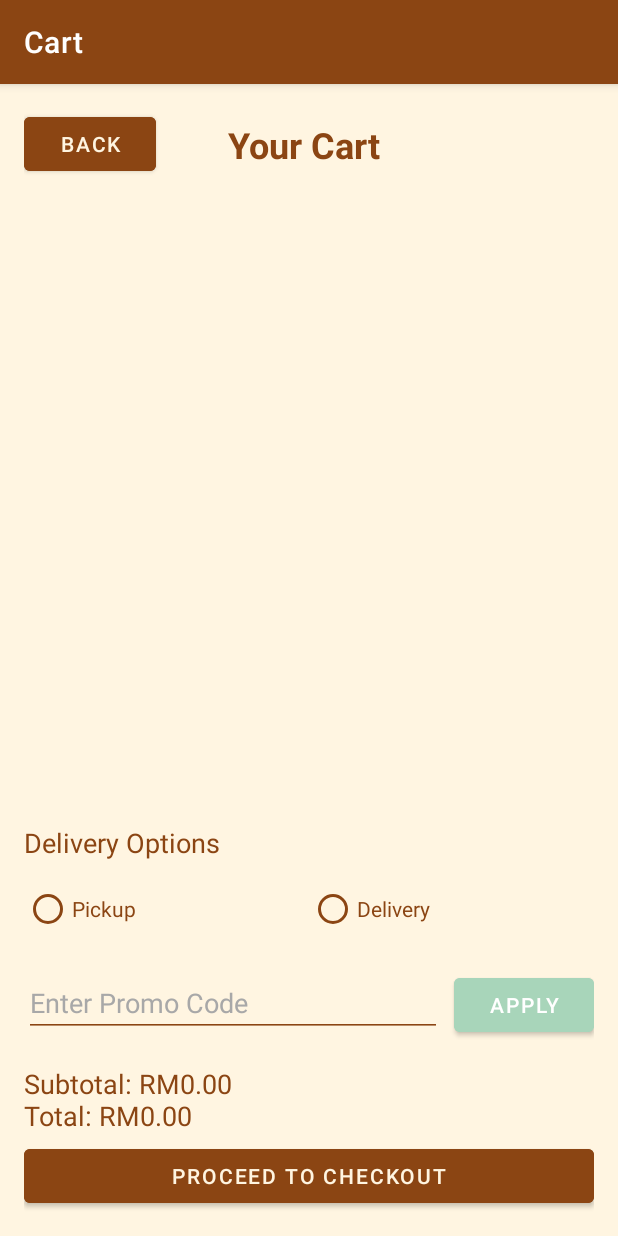
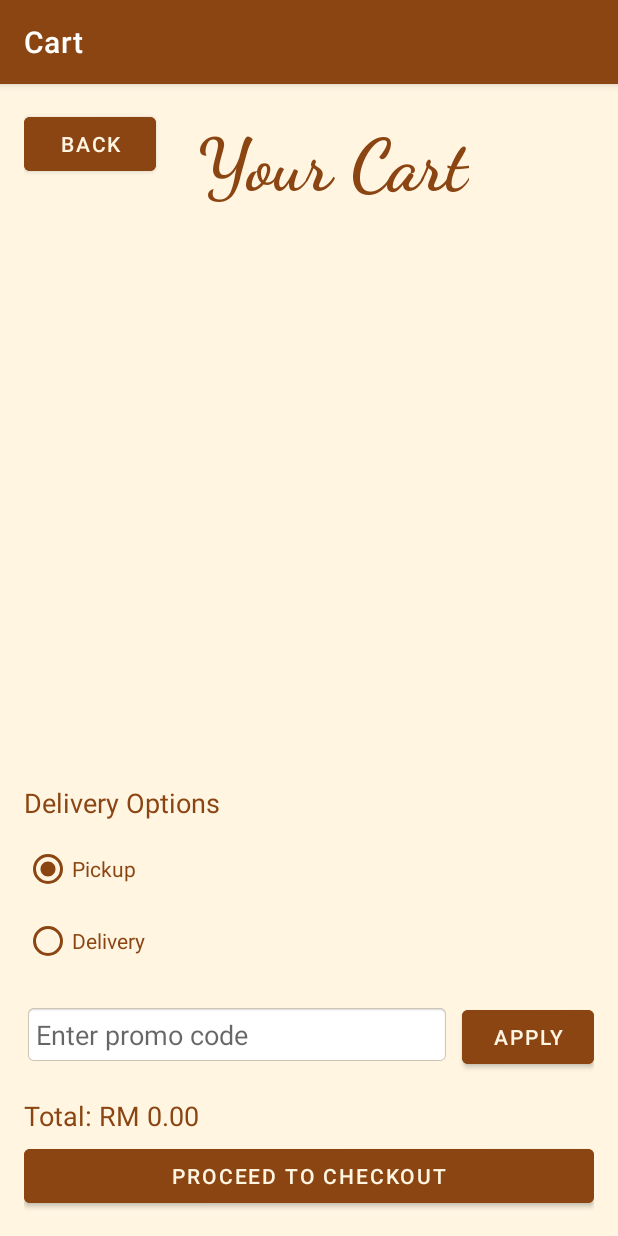
Before and after one commit to Jameschoong7/Mobile_Assignment_2, an Android app: the CartActivity screen opened directly, with no data from a screen before it, on a phone screen of 412 x 824 dp. Run offline under Robolectric (Android 15) with nearby library versions, the phone set to English and light mode, and no system bars.

Commit message:
can add to cart, can place order, database updated,user id not yet synchorize with database

```diff
--- a/app/src/main/java/com/cet3014n/assignment1/CartActivity.kt
+++ b/app/src/main/java/com/cet3014n/assignment1/CartActivity.kt
@@ -2,11 +2,8 @@ package com.cet3014n.assignment1
 
 import android.content.Intent
 import android.os.Bundle
-import android.widget.Button
-import android.widget.EditText
-import android.widget.RadioGroup
-import android.widget.TextView
-import android.widget.Toast
+import android.view.View
+import android.widget.*
 import androidx.appcompat.app.AppCompatActivity
 import androidx.recyclerview.widget.LinearLayoutManager
 import androidx.recyclerview.widget.RecyclerView
@@ -18,6 +15,9 @@ class CartActivity : AppCompatActivity() {
     private lateinit var proceedButton: Button
     private lateinit var cartAdapter: CartAdapter
     private lateinit var backButton: Button
+    private lateinit var deliveryRadioGroup: RadioGroup
+    private lateinit var addressInputLayout: LinearLayout
+    private lateinit var deliveryAddressEditText: EditText
 
     private val promoCodes = mapOf(
         "SAVE10" to 0.10,
@@ -27,91 +27,103 @@ class CartActivity : AppCompatActivity() {
 
     private var appliedDiscount: Double = 0.0
     private var appliedPromoCode: String? = null
+    private var deliveryAddress: String? = null
 
     override fun onCreate(savedInstanceState: Bundle?) {
         super.onCreate(savedInstanceState)
         setContentView(R.layout.activity_cart)
 
+        // Initialize views
         val recyclerView = findViewById<RecyclerView>(R.id.recycler_view_cart)
         totalAmountTextView = findViewById(R.id.total_amount)
         promoCodeEditText = findViewById(R.id.promo_code)
         applyPromoButton = findViewById(R.id.apply_promo)
         proceedButton = findViewById(R.id.proceed_button)
         backButton = findViewById(R.id.back_button)
+        deliveryRadioGroup = findViewById(R.id.delivery_radio_group)
+        addressInputLayout = findViewById(R.id.address_input_layout)
+        deliveryAddressEditText = findViewById(R.id.delivery_address)
 
+        // Setup RecyclerView
+        recyclerView.layoutManager = LinearLayoutManager(this)
+        cartAdapter = CartAdapter()
+        recyclerView.adapter = cartAdapter
+
+        // Setup back button
         backButton.setOnClickListener {
             finish()
         }
 
-        recyclerView.layoutManager = LinearLayoutManager(this)
-        cartAdapter = CartAdapter()
-        recyclerView.adapter = cartAdapter
+        // Setup delivery radio group listener
+        deliveryRadioGroup.setOnCheckedChangeListener { group, checkedId ->
+            when (checkedId) {
+                R.id.pickup_radio -> {
+                    addressInputLayout.visibility = View.GONE
+                    deliveryAddress = null
+                }
+                R.id.delivery_radio -> {
+                    addressInputLayout.visibility = View.VISIBLE
 
-        val deliveryRadioGroup = findViewById<RadioGroup>(R.id.delivery_radio_group)
+                }
+            }
+        }
 
+        // Setup promo code button
         applyPromoButton.setOnClickListener {
-            val promoCode = promoCodeEditText.text.toString().trim().uppercase()
-            if (promoCode.isEmpty()) {
-                Toast.makeText(this, "Please enter a promo code", Toast.LENGTH_SHORT).show()
-                return@setOnClickListener
+            val promoCode = promoCodeEditText.text.toString().trim()
+            if (promoCode.isNotEmpty()) {
+                val discount = promoCodes[promoCode]
+                if (discount != null) {
+                    appliedDiscount = discount
+                    appliedPromoCode = promoCode
+                    Toast.makeText(this, "Promo code applied!", Toast.LENGTH_SHORT).show()
+                    updateTotalAmount()
+                } else {
+                    Toast.makeText(this, "Invalid promo code", Toast.LENGTH_SHORT).show()
+                }
+            }
+        }
+
+        // Setup proceed button
+        proceedButton.setOnClickListener {
+            deliveryAddress = deliveryAddressEditText.text.toString()
+            val deliveryOption = if (deliveryRadioGroup.checkedRadioButtonId == R.id.delivery_radio) {
+                if (deliveryAddress.isNullOrEmpty()) {
+                    Toast.makeText(this, "Please enter delivery address", Toast.LENGTH_SHORT).show()
+                    return@setOnClickListener
+                }
+                "Delivery"
+            } else {
+                "Pickup"
             }
 
-            val discount = promoCodes[promoCode]
-            if (discount != null) {
-                appliedDiscount = discount
-                appliedPromoCode = promoCode
-                Toast.makeText(this, "Promo code $promoCode applied! ${(discount * 100).toInt()}% off", Toast.LENGTH_SHORT).show()
-            } else {
-                appliedDiscount = 0.0
-                appliedPromoCode = null
-                Toast.makeText(this, "Invalid promo code", Toast.LENGTH_SHORT).show()
+            val intent = Intent(this, CheckoutActivity::class.java).apply {
+                putExtra("deliveryOption", deliveryOption)
+                putExtra("deliveryAddress", deliveryAddress)
+                putExtra("subtotal", calculateSubtotal())
+                putExtra("total", calculateTotal())
+                putExtra("promoCode", appliedPromoCode)
+                putExtra("discount", appliedDiscount)
             }
-
-            updateTotalAmount(CartManager.getItems())
-        }
-
-        proceedButton.setOnClickListener {
-            val deliveryOption = when (deliveryRadioGroup.checkedRadioButtonId) {
-                R.id.radio_pickup -> "Pickup"
-                R.id.radio_delivery -> "Delivery"
-                else -> {
-                    Toast.makeText(this, "Please select a delivery option", Toast.LENGTH_SHORT).show()
-                    return@setOnClickListener
-                }
-            }
-            val intent = Intent(this, CheckoutActivity::class.java)
-            intent.putExtra("deliveryOption", deliveryOption)
-            val cartItems = CartManager.getItems()
-            val subtotal = cartItems.sumOf { it.first.price * it.second }
-            val total = subtotal * (1 - appliedDiscount)
-            intent.putExtra("subtotal", subtotal)
-            intent.putExtra("total", total)
-            intent.putExtra("promoCode", appliedPromoCode)
-            intent.putExtra("discount", appliedDiscount)
             startActivity(intent)
         }
 
-        updateTotalAmount(CartManager.getItems())
+        // Update initial total amount
+        updateTotalAmount()
     }
 
-    fun updateTotalAmount(cartItems: List<Pair<Product, Int>>) {
-        val subtotal = cartItems.sumOf { it.first.price * it.second }
-        val discountAmount = subtotal * appliedDiscount
-        val total = subtotal - discountAmount
-        totalAmountTextView.text = buildString {
-            append("Subtotal: RM%.2f".format(subtotal))
-            if (appliedDiscount > 0) {
-                append("\nDiscount: -RM%.2f".format(discountAmount))
-                append("\nTotal: RM%.2f".format(total))
-            } else {
-                append("\nTotal: RM%.2f".format(total))
-            }
-        }
+    private fun calculateSubtotal(): Double {
+        return CartManager.getItems().sumOf { (item, quantity) -> item.price * quantity }
     }
 
-    override fun onResume() {
-        super.onResume()
-        cartAdapter.refreshItems()
-        updateTotalAmount(CartManager.getItems())
+    private fun calculateTotal(): Double {
+        val subtotal = calculateSubtotal()
+        return subtotal * (1 - appliedDiscount)
+    }
+
+     fun updateTotalAmount() {
+        val subtotal = calculateSubtotal()
+        val total = calculateTotal()
+        totalAmountTextView.text = "Total: RM ${String.format("%.2f", total)}"
     }
 }
--- a/app/src/main/java/com/cet3014n/assignment1/CartAdapter.kt
+++ b/app/src/main/java/com/cet3014n/assignment1/CartAdapter.kt
@@ -29,7 +29,7 @@ class CartAdapter : RecyclerView.Adapter<CartAdapter.ViewHolder>() {
     override fun onBindViewHolder(holder: ViewHolder, position: Int) {
         val (item, quantity) = items[position]
         holder.name.text = item.name
-        holder.price.text = "RM${String.format("%.2f", item.price)}"
+        holder.price.text = "RM ${String.format("%.2f", item.price)}"
         holder.customizations.text = item.description
         holder.quantity.text = quantity.toString()
 
@@ -38,7 +38,7 @@ class CartAdapter : RecyclerView.Adapter<CartAdapter.ViewHolder>() {
             CartManager.updateQuantity(item, newQuantity)
             items = CartManager.getItems()
             notifyDataSetChanged()
-            (holder.itemView.context as? CartActivity)?.updateTotalAmount(items)
+            (holder.itemView.context as? CartActivity)?.updateTotalAmount()
         }
 
         holder.increaseButton.setOnClickListener {
@@ -46,7 +46,7 @@ class CartAdapter : RecyclerView.Adapter<CartAdapter.ViewHolder>() {
             CartManager.updateQuantity(item, newQuantity)
             items = CartManager.getItems()
             notifyDataSetChanged()
-            (holder.itemView.context as? CartActivity)?.updateTotalAmount(items)
+            (holder.itemView.context as? CartActivity)?.updateTotalAmount()
         }
     }
 
--- a/app/src/main/java/com/cet3014n/assignment1/Order.kt
+++ b/app/src/main/java/com/cet3014n/assignment1/Order.kt
@@ -1,5 +1,4 @@
 package com.cet3014n.assignment1
-
 
 import androidx.room.*
 
@@ -10,6 +9,11 @@ data class Order(
     val userId: Long,
     val status: OrderStatus = OrderStatus.PREPARING,
     val deliveryOption: String,
+    val deliveryAddress: String?,
+    val subtotal: Double,
+    val total: Double,
+    val promoCode: String?,
+    val discount: Double,
     val timestamp: Long = System.currentTimeMillis()
 )
 
--- a/app/src/main/res/layout/activity_cart.xml
+++ b/app/src/main/res/layout/activity_cart.xml
@@ -23,10 +23,10 @@
         android:layout_width="wrap_content"
         android:layout_height="wrap_content"
         android:layout_marginTop="8dp"
-        android:fontFamily="sans-serif"
+        android:fontFamily="cursive"
         android:text="Your Cart"
         android:textColor="#8B4513"
-        android:textSize="24sp"
+        android:textSize="48sp"
         android:textStyle="bold"
         app:layout_constraintEnd_toEndOf="parent"
         app:layout_constraintHorizontal_bias="0.25"
@@ -58,59 +58,86 @@
         android:id="@+id/delivery_radio_group"
         android:layout_width="0dp"
         android:layout_height="wrap_content"
-        android:orientation="horizontal"
-        app:layout_constraintBottom_toTopOf="@id/promo_layout"
-        app:layout_constraintStart_toStartOf="parent"
+        android:orientation="vertical"
+        android:layout_marginBottom="16dp"
+        app:layout_constraintBottom_toTopOf="@id/address_input_layout"
         app:layout_constraintEnd_toEndOf="parent"
-        android:layout_marginBottom="16dp">
+        app:layout_constraintStart_toStartOf="parent">
 
         <RadioButton
-            android:id="@+id/radio_pickup"
-            android:layout_width="0dp"
+            android:id="@+id/pickup_radio"
+            android:layout_width="wrap_content"
             android:layout_height="wrap_content"
-            android:layout_weight="1"
+            android:buttonTint="#8B4513"
+            android:checked="true"
             android:text="Pickup"
-            android:textColor="#8B4513"
-            android:buttonTint="#8B4513" />
+            android:textColor="#8B4513" />
 
         <RadioButton
-            android:id="@+id/radio_delivery"
-            android:layout_width="0dp"
+            android:id="@+id/delivery_radio"
+            android:layout_width="wrap_content"
             android:layout_height="wrap_content"
-            android:layout_weight="1"
+            android:buttonTint="#8B4513"
             android:text="Delivery"
-            android:textColor="#8B4513"
-            android:buttonTint="#8B4513" />
+            android:textColor="#8B4513" />
     </RadioGroup>
 
     <LinearLayout
-        android:id="@+id/promo_layout"
+        android:id="@+id/address_input_layout"
+        android:layout_width="0dp"
+        android:layout_height="wrap_content"
+        android:orientation="vertical"
+        android:visibility="gone"
+        android:layout_marginBottom="16dp"
+        app:layout_constraintBottom_toTopOf="@id/promo_code_layout"
+        app:layout_constraintEnd_toEndOf="parent"
+        app:layout_constraintStart_toStartOf="parent">
+
+        <TextView
+            android:layout_width="wrap_content"
+            android:layout_height="wrap_content"
+            android:text="Delivery Address"
+            android:textColor="#8B4513"
+            android:textSize="16sp"
+            android:textStyle="bold" />
+
+        <EditText
+            android:id="@+id/delivery_address"
+            android:layout_width="match_parent"
+            android:layout_height="wrap_content"
+            android:hint="Enter your delivery address"
+            android:inputType="textPostalAddress"
+            android:background="@android:drawable/editbox_background"
+            android:padding="8dp"
+            android:layout_marginTop="8dp" />
+    </LinearLayout>
+
+    <LinearLayout
+        android:id="@+id/promo_code_layout"
         android:layout_width="0dp"
         android:layout_height="wrap_content"
         android:orientation="horizontal"
+        android:layout_marginBottom="16dp"
         app:layout_constraintBottom_toTopOf="@id/total_amount"
-        app:layout_constraintStart_toStartOf="parent"
         app:layout_constraintEnd_toEndOf="parent"
-        android:layout_marginBottom="16dp">
+        app:layout_constraintStart_toStartOf="parent">
 
         <EditText
             android:id="@+id/promo_code"
             android:layout_width="0dp"
             android:layout_height="wrap_content"
-            android:layout_weight="3"
-            android:hint="Enter Promo Code"
-            android:textColor="#8B4513"
-            android:textColorHint="#A8A8A8"
-            android:backgroundTint="#8B4513" />
+            android:layout_weight="1"
+            android:hint="Enter promo code"
+            android:background="@android:drawable/editbox_background"
+            android:padding="8dp" />
 
         <Button
             android:id="@+id/apply_promo"
-            android:layout_width="0dp"
+            android:layout_width="wrap_content"
             android:layout_height="wrap_content"
-            android:layout_weight="1"
             android:text="Apply"
-            android:backgroundTint="#A8D5BA"
-            android:textColor="#FFFFFF"
+            android:backgroundTint="#8B4513"
+            android:textColor="#FFF5E1"
             android:layout_marginStart="8dp" />
     </LinearLayout>
 
--- a/app/src/main/res/layout/fragment_menu.xml
+++ b/app/src/main/res/layout/fragment_menu.xml
@@ -29,6 +29,8 @@
         android:layout_height="63dp"
         android:src="@drawable/ic_cart"
         android:contentDescription="Cart"
+        android:clickable="true"
+        android:focusable="true"
         app:layout_constraintTop_toTopOf="parent"
         app:layout_constraintEnd_toEndOf="parent" />
 
```
Also changed, not shown: app/src/main/java/com/cet3014n/assignment1/CafeMenuFragment.kt (+11 -0 lines), app/src/main/java/com/cet3014n/assignment1/CheckoutActivity.kt (+88 -0 lines).
